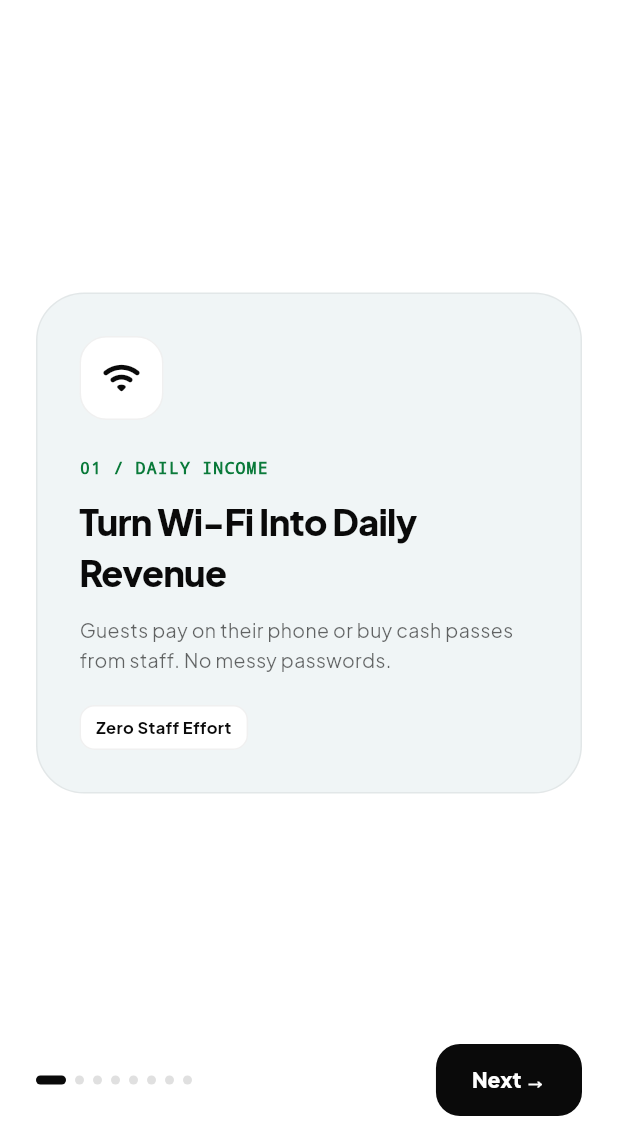
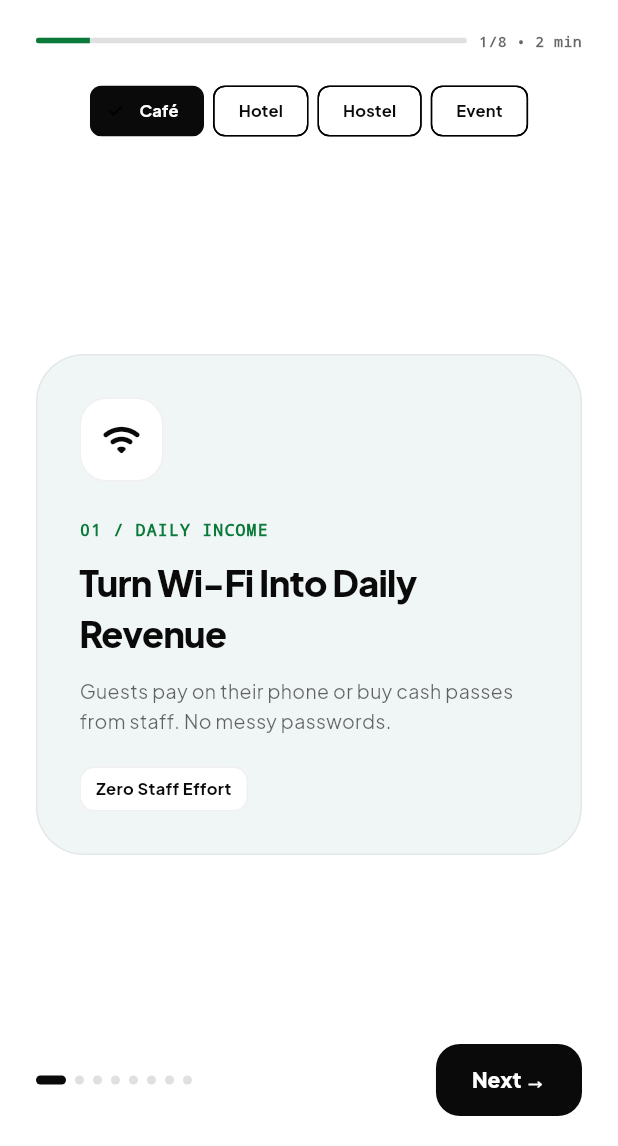
Before and after one commit to Icedmist/WavePass-Android, a Flutter app: the screen it shows after launch, on a phone screen of 412 x 824 dp, the part 90-1236 px from its top. Run offline on Flutter 3.47's test engine with Material 3 defaults, Android fonts, the phone set to English and light mode, and no system bars; our stand-ins replace go_router, google_fonts, open_file, pdf, printing, shared_preferences and 1 more; missing offline and left inert: mobile_scanner; accounts and stored records are empty.

Commit message:
feat(onboarding): progress bar 2min/8steps + venue-type chips (Café/Hotel/Hostel/Event) + haptics

```diff
--- a/lib/screens/onboarding_screen.dart
+++ b/lib/screens/onboarding_screen.dart
@@ -1,4 +1,5 @@
 import 'package:flutter/material.dart';
+import 'package:flutter/services.dart';
 import 'package:go_router/go_router.dart';
 import 'package:shared_preferences/shared_preferences.dart';
 import '../core/router/app_router.dart';
@@ -17,9 +18,10 @@ class _OnboardingScreenState extends State<OnboardingScreen> {
   int _currentPage = 0;
   final _venueName = TextEditingController();
   final _venueSlug = TextEditingController();
-  final _venueLogo = TextEditingController(text: 'https://wavepass-web.vercel.app/logo.png');
+  final _venueLogo = TextEditingController(text: 'https://nexawavepass.com/logo.png');
   bool _creatingVenue = false;
   String? _venueError;
+  String _venueType = 'Café';
 
   final List<Map<String, dynamic>> _slides = [
     {
@@ -168,16 +170,28 @@ class _OnboardingScreenState extends State<OnboardingScreen> {
                   ),
                 ],
               ),
-              const SizedBox(height: 20),
+              const SizedBox(height: 12),
+              // Progress + estimate
+              Row(children: [
+                Expanded(child: ClipRRect(borderRadius: BorderRadius.circular(4), child: LinearProgressIndicator(value: (_currentPage + 1) / _slides.length, minHeight: 4, backgroundColor: Colors.black12, valueColor: const AlwaysStoppedAnimation(AppColors.accentGreen)))),
+                const SizedBox(width: 8),
+                Text('${_currentPage + 1}/${_slides.length} • 2 min', style: const TextStyle(fontSize: 10, fontWeight: FontWeight.w700, color: AppColors.textLight, fontFamily: 'monospace')),
+              ]),
+              const SizedBox(height: 16),
+              // Venue type personalization (on first two cards)
+              if (_currentPage <= 1)
+                Padding(
+                  padding: const EdgeInsets.only(bottom: 12),
+                  child: Wrap(spacing: 6, runSpacing: 6, children: ['Café', 'Hotel', 'Hostel', 'Event'].map((t) => ChoiceChip(label: Text(t, style: const TextStyle(fontSize: 11)), selected: _venueType == t, onSelected: (_) { HapticFeedback.selectionClick(); setState(() => _venueType = t); }, selectedColor: AppColors.primary, labelStyle: TextStyle(color: _venueType == t ? Colors.white : AppColors.primary, fontWeight: FontWeight.w700))).toList()),
+                ),
 
               // Carousel View
               Expanded(
                 child: PageView.builder(
                   controller: _pageController,
                   onPageChanged: (index) {
-                    setState(() {
-                      _currentPage = index;
-                    });
+                    HapticFeedback.selectionClick();
+                    setState(() => _currentPage = index);
                   },
                   itemCount: _slides.length,
                   itemBuilder: (context, index) {
```
